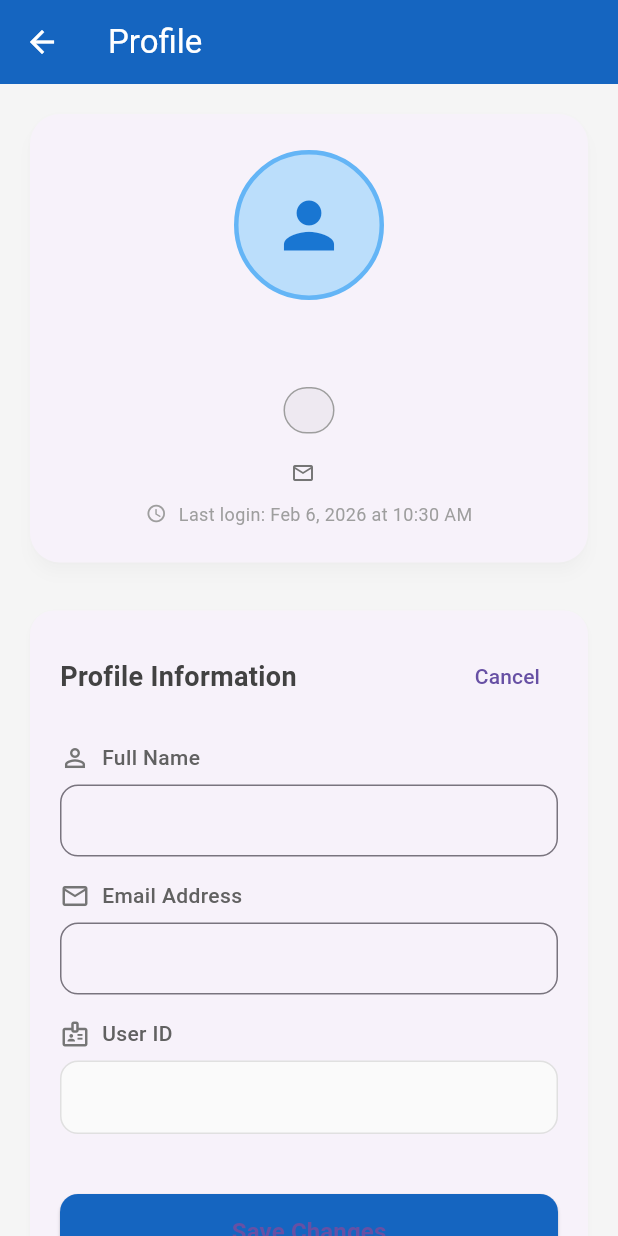
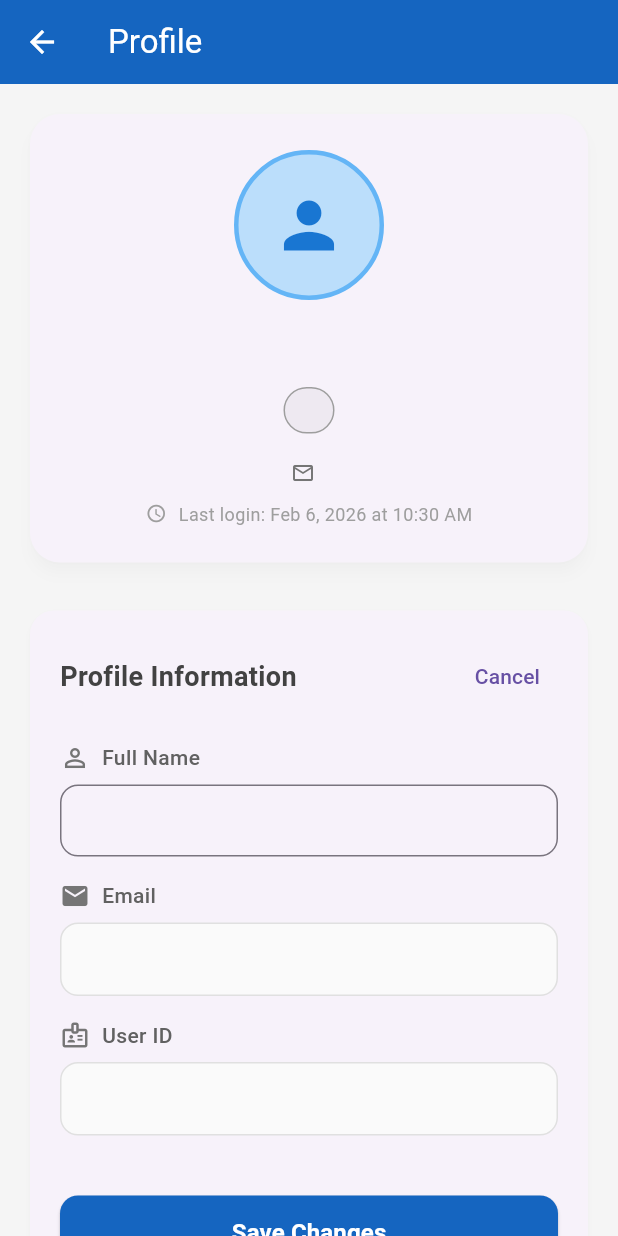
Before and after one commit to NabeelSohail321/stock-buddy, a Flutter app: the ProfileScreen screen opened directly, after a tap on "Edit Profile", on a phone screen of 412 x 824 dp. Run offline on Flutter 3.47's test engine with Material 3 defaults, Android fonts, the phone set to English and light mode, and no system bars; our stand-ins replace file_picker, firebase_core, firebase_messaging, flutter_local_notifications, image_picker, pdf and 3 more; missing offline and left inert: app_settings, mobile_scanner; accounts and stored records are empty.

```diff
--- a/lib/profile/profile_screen.dart
+++ b/lib/profile/profile_screen.dart
@@ -513,21 +513,10 @@ class _ProfileScreenState extends State<ProfileScreen> {
                   const SizedBox(height: 16),
 
                   // Email Field
-                  _buildInfoField(
-                    label: 'Email Address',
-                    value: user.email,
-                    icon: Icons.email_outlined,
-                    isEditing: _isEditing,
-                    controller: _emailController,
-                    validator: (value) {
-                      if (value == null || value.isEmpty) {
-                        return 'Please enter your email';
-                      }
-                      if (!RegExp(r'^[\w-\.]+@([\w-]+\.)+[\w-]{2,4}$').hasMatch(value)) {
-                        return 'Please enter a valid email';
-                      }
-                      return null;
-                    },
+                  _buildReadOnlyField(
+                    label: "Email",
+                    value: _emailController.text,
+                    icon: Icons.email
                   ),
                   const SizedBox(height: 16),
 
@@ -558,6 +547,7 @@ class _ProfileScreenState extends State<ProfileScreen> {
                           style: TextStyle(
                             fontWeight: FontWeight.bold,
                             fontSize: 16,
+                            color: Colors.white
                           ),
                         ),
                       ),
```
